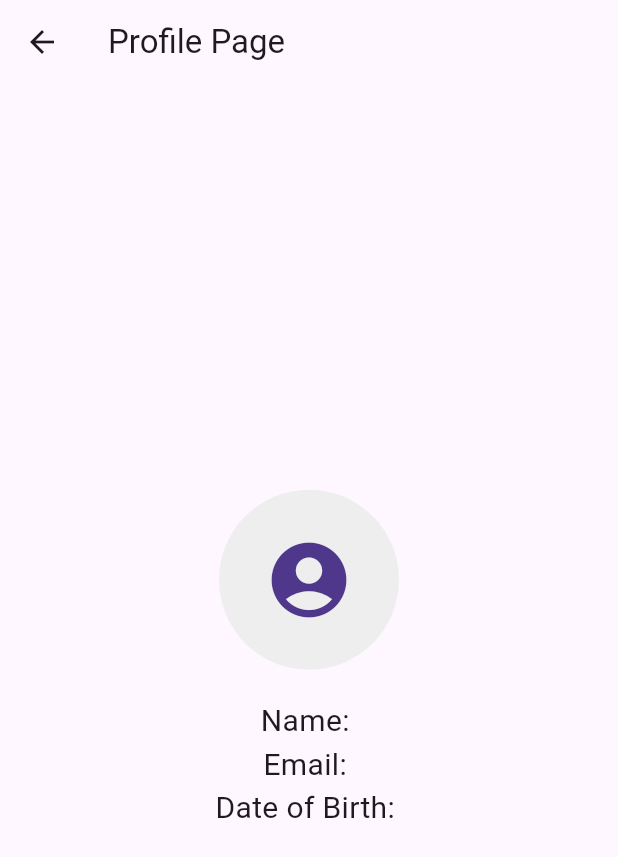
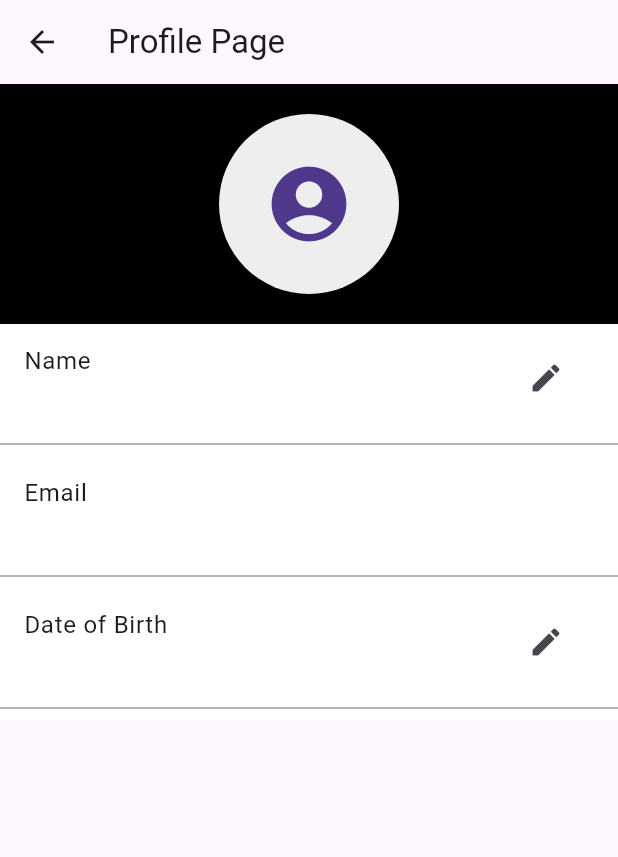
Before and after one commit to Gokussgw/okla_Market, a Flutter app: the ProfilePage screen opened directly with empty values, on a phone screen of 412 x 824 dp. Shown: the top 857 px of the screen. Run offline on Flutter 3.47's test engine with Material 3 defaults, Android fonts, the phone set to English and light mode, and no system bars; our stand-ins replace cached_network_image, cloud_firestore, file_picker, firebase_auth, firebase_core, firebase_storage and 1 more; accounts and stored records are empty.

Commit message:
images presentation are fixed and profile page has some style

```diff
--- a/lib/profile_page.dart
+++ b/lib/profile_page.dart
@@ -13,14 +13,19 @@ class ProfilePage extends StatefulWidget {
 }
 
 class _ProfilePageState extends State<ProfilePage> {
-  String userName = "Loading...";
+  late TextEditingController _nameController;
+  late TextEditingController _dobController;
   String userEmail = "Loading...";
-  String userDOB = "Loading...";
   String userImageUrl = "";  // State variable for user image URL
+
+  bool _isEditingName = false;
+  bool _isEditingDOB = false;
 
   @override
   void initState() {
     super.initState();
+    _nameController = TextEditingController();
+    _dobController = TextEditingController();
     fetchUserDetails();
   }
 
@@ -30,28 +35,48 @@ class _ProfilePageState extends State<ProfilePage> {
       if (userData.exists) {
         Map<String, dynamic> data = userData.data() as Map<String, dynamic>;
         setState(() {
-          userName = data['name'] ?? "No name available";
+          _nameController.text = data['name'] ?? "No name available";
           userEmail = data['email'] ?? "No email available";
-          userDOB = data['dateOfBirth'] ?? "No date of birth available";
+          _dobController.text = data['dateOfBirth'] ?? "No date of birth available";
           userImageUrl = data['imageUrl'] ?? '';  // Fetching image URL from Firestore
-        });
-      } else {
-        setState(() {
-          userName = "No name available";
-          userEmail = "No email available";
-          userDOB = "No date of birth available";
-          userImageUrl = '';
         });
       }
     } catch (e) {
       print("Failed to fetch user details: $e");
+    }
+  }
+
+  void updateNameInDatabase() {
+    FirebaseFirestore.instance.collection('users').doc(widget.user.uid).update({
+      'name': _nameController.text,
+    }).then((_) {
+      print("Name updated successfully!");
       setState(() {
-        userName = "Failed to fetch data";
-        userEmail = "Failed to fetch data";
-        userDOB = "Failed to fetch data";
-        userImageUrl = '';
+        _isEditingName = false; // Exit edit mode
+      });
+    }).catchError((error) {
+      print("Failed to update name: $error");
     });
   }
+
+  void updateDOBInDatabase() {
+    FirebaseFirestore.instance.collection('users').doc(widget.user.uid).update({
+      'dateOfBirth': _dobController.text,
+    }).then((_) {
+      print("DOB updated successfully!");
+      setState(() {
+        _isEditingDOB = false; // Exit edit mode
+      });
+    }).catchError((error) {
+      print("Failed to update DOB: $error");
+    });
+  }
+
+  @override
+  void dispose() {
+    _nameController.dispose();
+    _dobController.dispose();
+    super.dispose();
   }
 
   @override
@@ -60,10 +85,14 @@ class _ProfilePageState extends State<ProfilePage> {
       appBar: AppBar(
         title: Text('Profile Page'),
       ),
-      body: Center(
+      body: ListView(
+        children: <Widget>[
+          Container(
+            color: Colors.black,
+            child: Center(
               child: Column(
-          mainAxisAlignment: MainAxisAlignment.center,
-          children: <Widget>[
+                children: [
+                  SizedBox(height: 20),
                   userImageUrl.isNotEmpty
                       ? CircleAvatar(
                         radius: 60,
@@ -76,11 +105,69 @@ class _ProfilePageState extends State<ProfilePage> {
                         backgroundColor: Colors.grey[200],
                       ),
                   SizedBox(height: 20),
-            Text('Name: $userName', style: TextStyle(fontSize: 20)),
-            Text('Email: $userEmail', style: TextStyle(fontSize: 20)),
-            Text('Date of Birth: $userDOB', style: TextStyle(fontSize: 20)),
                 ],
               ),
+            ),
+          ),
+          Container(
+            color: Colors.white,
+            child: Column(
+              children: <Widget>[
+                ListTile(
+                  title: Text('Name'),
+                  subtitle: _isEditingName
+                      ? TextField(
+                          controller: _nameController,
+                          decoration: InputDecoration(
+                            hintText: "Edit name",
+                          ),
+                          onSubmitted: (value) => updateNameInDatabase(),
+                        )
+                      : Text(_nameController.text),
+                  trailing: IconButton(
+                    icon: Icon(_isEditingName ? Icons.save : Icons.edit),
+                    onPressed: () {
+                      if (_isEditingName) {
+                        updateNameInDatabase();
+                      } else {
+                        setState(() { _isEditingName = true; });
+                      }
+                    },
+                  ),
+                ),
+                Divider(color: Colors.grey),
+                ListTile(
+                  title: Text('Email'),
+                  subtitle: Text(userEmail),
+                ),
+                Divider(color: Colors.grey),
+                ListTile(
+                  title: Text('Date of Birth'),
+                  subtitle: _isEditingDOB
+                      ? TextField(
+                          controller: _dobController,
+                          decoration: InputDecoration(
+                            hintText: "Edit date of birth",
+                          ),
+                          onSubmitted: (value) => updateDOBInDatabase(),
+                        )
+                      : Text(_dobController.text),
+                  trailing: IconButton(
+                    icon: Icon(_isEditingDOB ? Icons.save : Icons.edit),
+                    onPressed: () {
+                      if (_isEditingDOB) {
+                        updateDOBInDatabase();
+                      } else {
+                        setState(() { _isEditingDOB = true; });
+                      }
+                    },
+                  ),
+                ),
+                Divider(color: Colors.grey),
+              ],
+            ),
+          ),
+        ],
       ),
     );
   }
```
Also changed, not shown: cors.json (added, +7 -0 lines). Lines whose indentation alone changed are shown as unchanged.
